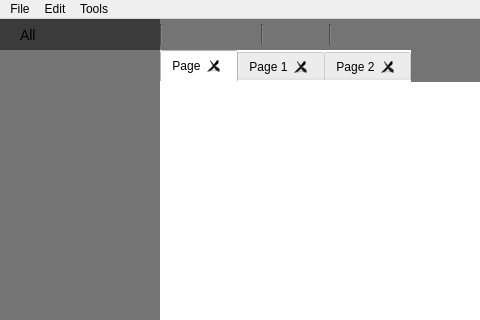
First picture: the form in Update/Logic_Gate_Simulator/Dialogs/dlg_home.ui, repository ElliotHarding/Logic-Gate-Simulator, before the edit; both pictures show x 0 to 480 and y 0 to 320 of the 1000 by 560 pixel window.
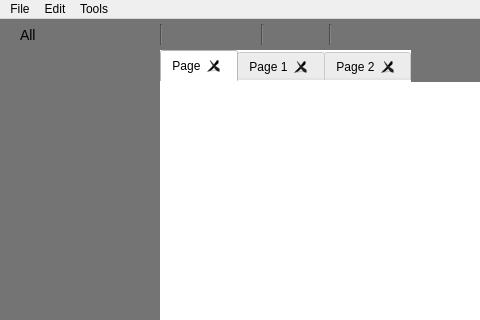
Second picture: the form after the edit. Icons and pictures are not drawn.

```diff
--- a/Update/Logic_Gate_Simulator/Dialogs/dlg_home.ui
+++ b/Update/Logic_Gate_Simulator/Dialogs/dlg_home.ui
@@ -656,7 +656,7 @@
     </property>
     <property name="styleSheet">
      <string notr="true">QComboBox {
-	background-color: rgb(59, 59, 59);
+	background-color: rgb(116, 116, 116);
 	border:none;
     color: black;
     font: 14px;
```
